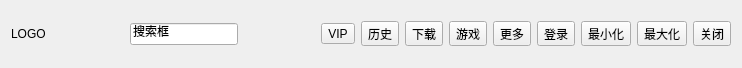
Before: the Qt Designer form src/ui/main/TopBar/TopBar.ui in Luminous945/Qt-TencentVideo, drawn with Qt 5.
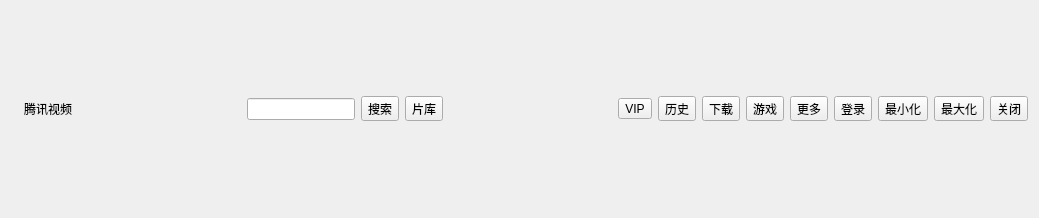
After: the same form once the commit is applied. Icons and pictures are not drawn.

The edit to the form file:
```diff
--- a/src/ui/main/TopBar/TopBar.ui
+++ b/src/ui/main/TopBar/TopBar.ui
@@ -6,8 +6,8 @@
    <rect>
     <x>0</x>
     <y>0</y>
-    <width>742</width>
-    <height>68</height>
+    <width>1039</width>
+    <height>218</height>
    </rect>
   </property>
   <property name="windowTitle">
@@ -17,7 +17,20 @@
    <item>
     <widget class="QLabel" name="logoLabel">
      <property name="text">
-      <string>LOGO</string>
+      <string/>
+     </property>
+     <property name="pixmap">
+      <pixmap resource="../../../../resources/Resource.qrc">:/logo/tv-logo.png</pixmap>
+     </property>
+     <property name="scaledContents">
+      <bool>false</bool>
+     </property>
+    </widget>
+   </item>
+   <item>
+    <widget class="QLabel" name="logoTextLabel">
+     <property name="text">
+      <string>腾讯视频</string>
      </property>
     </widget>
    </item>
@@ -28,17 +41,46 @@
      </property>
      <property name="sizeHint" stdset="0">
       <size>
-       <width>52</width>
+       <width>40</width>
        <height>20</height>
       </size>
      </property>
     </spacer>
    </item>
    <item>
-    <widget class="QLineEdit" name="searchEdit">
-     <property name="text">
-      <string>搜索框</string>
+    <widget class="QFrame" name="frame">
+     <property name="frameShape">
+      <enum>QFrame::Shape::NoFrame</enum>
      </property>
+     <property name="frameShadow">
+      <enum>QFrame::Shadow::Raised</enum>
+     </property>
+     <layout class="QHBoxLayout" name="horizontalLayout">
+      <item>
+       <widget class="QLineEdit" name="searchEdit">
+        <property name="text">
+         <string/>
+        </property>
+        <property name="placeholderText">
+         <string/>
+        </property>
+       </widget>
+      </item>
+      <item>
+       <widget class="QToolButton" name="searchButton">
+        <property name="text">
+         <string>搜索</string>
+        </property>
+       </widget>
+      </item>
+      <item>
+       <widget class="QToolButton" name="tableButton">
+        <property name="text">
+         <string>片库</string>
+        </property>
+       </widget>
+      </item>
+     </layout>
     </widget>
    </item>
    <item>
@@ -48,7 +90,7 @@
      </property>
      <property name="sizeHint" stdset="0">
       <size>
-       <width>52</width>
+       <width>40</width>
        <height>20</height>
       </size>
      </property>
```
Left out of the diff: 6 changed lines with no effect on the pictures.
